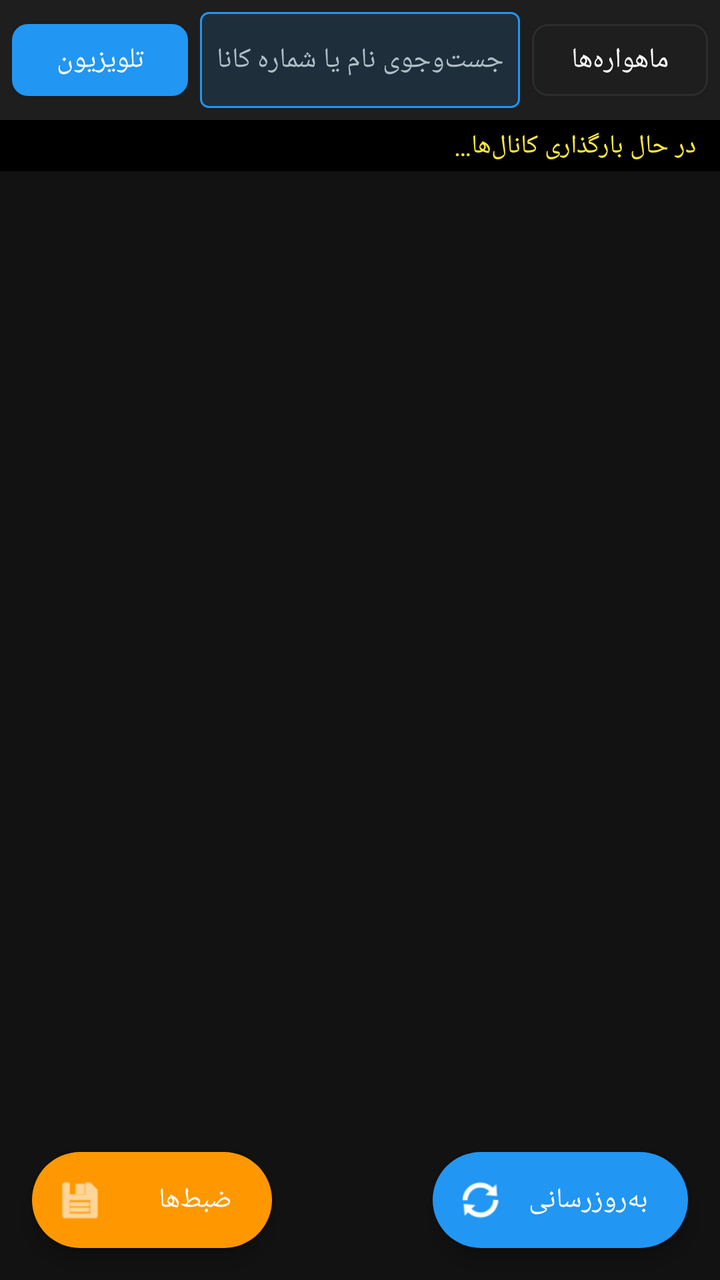
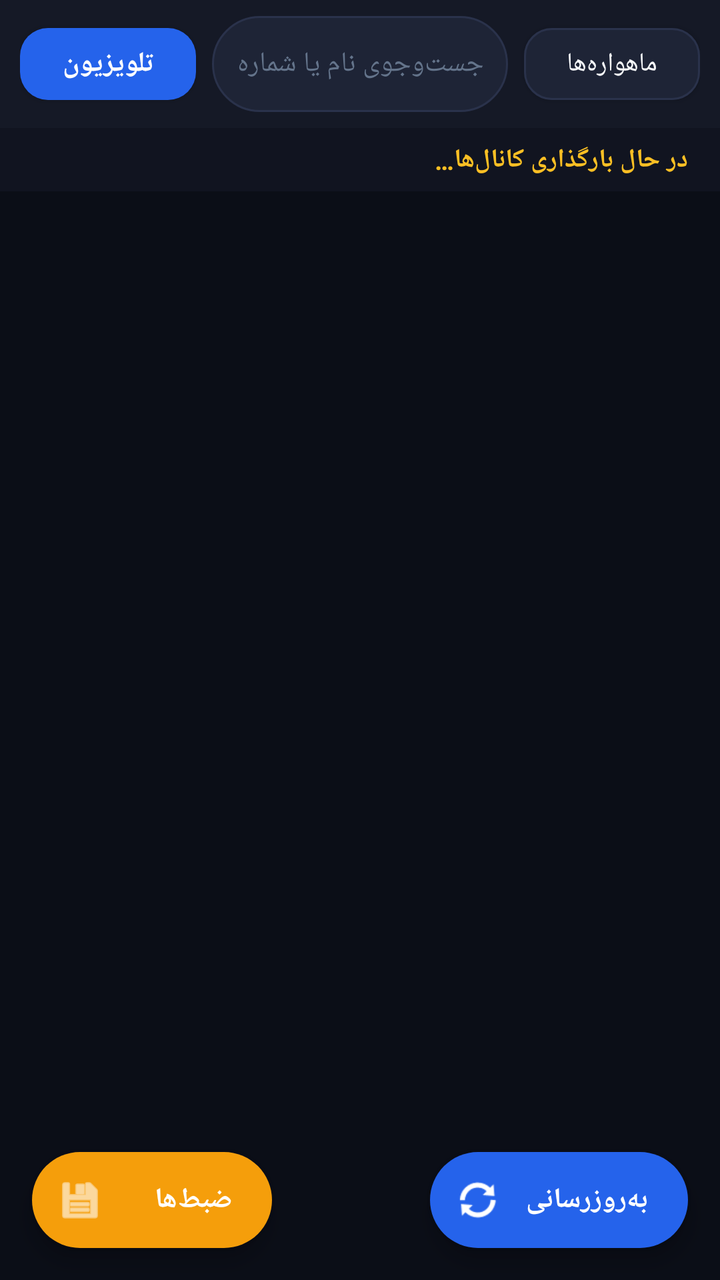

Screens rendered from an Android XML layout before and after an edit, with the pre-edit source and the edit as a unified diff.
<!-- AndroidManifest.xml: application theme Theme.GMScreenAccessible -->
<!-- res/layout/fragment_channels.xml -->
<?xml version="1.0" encoding="utf-8"?>
<LinearLayout xmlns:android="http://schemas.android.com/apk/res/android"
    xmlns:app="http://schemas.android.com/apk/res-auto"
    android:layout_width="match_parent"
    android:layout_height="match_parent"
    android:orientation="vertical"
    android:background="@color/dark_bg">

    
    <LinearLayout
        android:layout_width="match_parent"
        android:layout_height="wrap_content"
        android:orientation="horizontal"
        android:gravity="center_vertical"
        android:background="@color/card_bg"
        android:padding="6dp">

        
        <com.google.android.material.button.MaterialButton
            android:id="@+id/btnTvRadioToggle"
            android:layout_width="wrap_content"
            android:layout_height="48dp"
            android:text="@string/mode_tv"
            android:contentDescription="تغییر حالت به رادیو یا تلویزیون"
            android:textColor="@color/white"
            android:textSize="14sp"
            app:backgroundTint="@color/primary"
            app:cornerRadius="8dp" />

        
        <LinearLayout
            android:layout_width="0dp"
            android:layout_height="48dp"
            android:layout_weight="1"
            android:orientation="horizontal"
            android:gravity="center_vertical"
            android:background="@drawable/badge_bg"
            android:layout_marginHorizontal="6dp"
            android:paddingHorizontal="8dp">

            <EditText
                android:id="@+id/edtSearch"
                android:layout_width="0dp"
                android:layout_height="match_parent"
                android:layout_weight="1"
                android:background="@null"
                android:hint="@string/search_channels_hint"
                android:textColorHint="@color/text_secondary"
                android:textColor="@color/text_primary"
                android:textSize="14sp"
                android:singleLine="true"
                android:imeOptions="actionSearch" />

            
            <ImageButton
                android:id="@+id/btnClearSearch"
                android:layout_width="36dp"
                android:layout_height="36dp"
                android:background="?attr/selectableItemBackgroundBorderless"
                android:src="@android:drawable/ic_menu_close_clear_cancel"
                android:contentDescription="@string/btn_clear_search"
                android:visibility="gone"
                app:tint="@color/text_secondary" />
        </LinearLayout>

        
        <com.google.android.material.button.MaterialButton
            android:id="@+id/btnSatelliteFilter"
            android:layout_width="wrap_content"
            android:layout_height="48dp"
            android:text="ماهواره‌ها"
            android:contentDescription="انتخاب و فیلتر ماهواره"
            android:textColor="@color/text_primary"
            android:textSize="14sp"
            app:strokeColor="@color/divider"
            app:strokeWidth="1dp"
            app:backgroundTint="@color/card_bg"
            app:cornerRadius="8dp" />

    </LinearLayout>

    
    <TextView
        android:id="@+id/txtChannelCount"
        android:layout_width="match_parent"
        android:layout_height="wrap_content"
        android:background="@color/black"
        android:paddingHorizontal="12dp"
        android:paddingVertical="4dp"
        android:text="در حال بارگذاری کانال‌ها…"
        android:textColor="@color/accent_yellow"
        android:textSize="13sp"
        android:focusable="true" />

    
    <LinearLayout
        android:id="@+id/layoutAudioPlayingBar"
        android:layout_width="match_parent"
        android:layout_height="56dp"
        android:orientation="horizontal"
        android:gravity="center_vertical"
        android:background="#1B5E20"
        android:paddingHorizontal="12dp"
        android:visibility="gone">

        <TextView
            android:id="@+id/txtAudioPlayingChannel"
            android:layout_width="0dp"
            android:layout_height="wrap_content"
            android:layout_weight="1"
            android:text="در حال پخش صوتی: ..."
            android:textColor="@color/white"
            android:textSize="14sp"
            android:textStyle="bold"
            android:singleLine="true" />

        <com.google.android.material.button.MaterialButton
            android:id="@+id/btnToggleRecordAudioInBar"
            android:layout_width="wrap_content"
            android:layout_height="44dp"
            android:layout_marginEnd="6dp"
            android:text="ضبط صوتی"
            android:contentDescription="شروع یا توقف ضبط این جریان صوتی روی گوشی"
            android:textColor="@color/white"
            android:textSize="12sp"
            app:backgroundTint="#B71C1C"
            app:cornerRadius="8dp" />

        <com.google.android.material.button.MaterialButton
            android:id="@+id/btnStopAudioPlayback"
            android:layout_width="wrap_content"
            android:layout_height="44dp"
            android:text="توقف پخش صوتی"
            android:contentDescription="توقف پخش صوتی در گوشی"
            android:textColor="@color/white"
            android:textSize="12sp"
            app:backgroundTint="#263238"
            app:cornerRadius="8dp" />
    </LinearLayout>

    
    <LinearLayout
        android:id="@+id/layoutJumpButtons"
        android:layout_width="match_parent"
        android:layout_height="wrap_content"
        android:orientation="horizontal"
        android:paddingHorizontal="10dp"
        android:paddingVertical="4dp"
        android:visibility="gone">

        <com.google.android.material.button.MaterialButton
            android:id="@+id/btnJumpToFirstChannel"
            android:layout_width="0dp"
            android:layout_height="44dp"
            android:layout_weight="1"
            android:layout_marginEnd="4dp"
            android:text="▲ پرش به اولین کانال"
            android:contentDescription="پرش به ابتدای لیست کانال‌ها (کانال اول)"
            android:textColor="@color/white"
            android:textSize="12sp"
            app:backgroundTint="@color/card_bg"
            app:strokeColor="@color/divider"
            app:strokeWidth="1dp"
            app:cornerRadius="8dp" />

        <com.google.android.material.button.MaterialButton
            android:id="@+id/btnJumpToLastChannel"
            android:layout_width="0dp"
            android:layout_height="44dp"
            android:layout_weight="1"
            android:layout_marginStart="4dp"
            android:text="▼ پرش به آخرین کانال"
            android:contentDescription="پرش به انتهای لیست کانال‌ها (کانال آخر)"
            android:textColor="@color/white"
            android:textSize="12sp"
            app:backgroundTint="@color/card_bg"
            app:strokeColor="@color/divider"
            app:strokeWidth="1dp"
            app:cornerRadius="8dp" />
    </LinearLayout>

    
    <FrameLayout
        android:layout_width="match_parent"
        android:layout_height="0dp"
        android:layout_weight="1">

        <androidx.recyclerview.widget.RecyclerView
            android:id="@+id/recyclerViewChannels"
            android:layout_width="match_parent"
            android:layout_height="match_parent"
            android:paddingVertical="4dp"
            android:clipToPadding="false" />

        <com.google.android.material.floatingactionbutton.ExtendedFloatingActionButton
            android:id="@+id/fabRecordings"
            android:layout_width="wrap_content"
            android:layout_height="wrap_content"
            android:layout_gravity="bottom|start"
            android:layout_margin="16dp"
            android:text="ضبط‌ها"
            android:contentDescription="مشاهده فایل‌های ضبط‌شده در حافظه گوشی"
            android:textColor="@color/white"
            app:icon="@android:drawable/ic_menu_save"
            app:iconTint="@color/white"
            app:backgroundTint="@color/secondary" />

        <com.google.android.material.floatingactionbutton.ExtendedFloatingActionButton
            android:id="@+id/fabRefreshChannels"
            android:layout_width="wrap_content"
            android:layout_height="wrap_content"
            android:layout_gravity="bottom|end"
            android:layout_margin="16dp"
            android:text="به‌روزرسانی"
            android:contentDescription="به‌روزرسانی لیست شبکه‌ها از رسیور"
            android:textColor="@color/white"
            app:icon="@android:drawable/ic_popup_sync"
            app:iconTint="@color/white"
            app:backgroundTint="@color/primary" />

    </FrameLayout>

</LinearLayout>
<!-- resources referenced by this layout -->
<resources>
  <color name="accent_yellow">#FFFFEB3B</color>
  <color name="black">#FF000000</color>
  <color name="card_bg">#FF1E1E1E</color>
  <color name="dark_bg">#FF121212</color>
  <color name="divider">#FF2C2C2C</color>
  <color name="primary">#FF2196F3</color>
  <color name="secondary">#FFFF9800</color>
  <color name="text_primary">#FFFFFFFF</color>
  <color name="text_secondary">#FFB0BEC5</color>
  <color name="white">#FFFFFFFF</color>
  <!-- drawable badge_bg (drawable) -->
  <?xml version="1.0" encoding="utf-8"?>
  <shape xmlns:android="http://schemas.android.com/apk/res/android"
      android:shape="rectangle">
      <corners android:radius="4dp" />
      <stroke android:width="1dp" android:color="@color/primary" />
      <solid android:color="#222196F3" />
  </shape>
  <string name="btn_clear_search">پاک کردن متن جست‌وجو</string>
  <string name="mode_tv">تلویزیون</string>
  <string name="search_channels_hint">جست‌وجوی نام یا شماره کانال…</string>
  <style name="Theme.GMScreenAccessible" parent="Theme.MaterialComponents.DayNight.NoActionBar">
          <item name="colorPrimary">@color/primary</item>
          <item name="colorPrimaryVariant">@color/primary_variant</item>
          <item name="colorOnPrimary">@color/white</item>
          <item name="colorSecondary">@color/secondary</item>
          <item name="android:statusBarColor">@color/dark_bg</item>
          <item name="android:windowBackground">@color/dark_bg</item>
      </style>
  <color name="primary_variant">#FF1976D2</color>
</resources>

<!-- the commit's change to res/layout/fragment_channels.xml (unified diff, before → after) -->
@@ -13,7 +13,8 @@
         android:orientation="horizontal"
         android:gravity="center_vertical"
         android:background="@color/card_bg"
-        android:padding="6dp">
+        android:paddingHorizontal="10dp"
+        android:paddingVertical="8dp">
 
         
         <com.google.android.material.button.MaterialButton
@@ -24,8 +25,9 @@
             android:contentDescription="تغییر حالت به رادیو یا تلویزیون"
             android:textColor="@color/white"
             android:textSize="14sp"
+            android:textStyle="bold"
             app:backgroundTint="@color/primary"
-            app:cornerRadius="8dp" />
+            app:cornerRadius="14dp" />
 
         
         <LinearLayout
@@ -34,9 +36,9 @@
             android:layout_weight="1"
             android:orientation="horizontal"
             android:gravity="center_vertical"
-            android:background="@drawable/badge_bg"
-            android:layout_marginHorizontal="6dp"
-            android:paddingHorizontal="8dp">
+            android:background="@drawable/search_box_bg"
+            android:layout_marginHorizontal="8dp"
+            android:paddingHorizontal="12dp">
 
             <EditText
                 android:id="@+id/edtSearch"
@@ -45,7 +47,7 @@
                 android:layout_weight="1"
                 android:background="@null"
                 android:hint="@string/search_channels_hint"
-                android:textColorHint="@color/text_secondary"
+                android:textColorHint="@color/text_muted"
                 android:textColor="@color/text_primary"
                 android:textSize="14sp"
                 android:singleLine="true"
@@ -71,11 +73,11 @@
             android:text="ماهواره‌ها"
             android:contentDescription="انتخاب و فیلتر ماهواره"
             android:textColor="@color/text_primary"
-            android:textSize="14sp"
-            app:strokeColor="@color/divider"
-            app:strokeWidth="1dp"
-            app:backgroundTint="@color/card_bg"
-            app:cornerRadius="8dp" />
+            android:textSize="13sp"
+            app:strokeColor="@color/card_border"
+            app:strokeWidth="1dp"
+            app:backgroundTint="@color/card_bg_elevated"
+            app:cornerRadius="14dp" />
 
     </LinearLayout>
 
@@ -84,23 +86,26 @@
         android:id="@+id/txtChannelCount"
         android:layout_width="match_parent"
         android:layout_height="wrap_content"
-        android:background="@color/black"
-        android:paddingHorizontal="12dp"
-        android:paddingVertical="4dp"
+        android:background="@color/card_bg_subtle"
+        android:paddingHorizontal="16dp"
+        android:paddingVertical="7dp"
         android:text="در حال بارگذاری کانال‌ها…"
         android:textColor="@color/accent_yellow"
         android:textSize="13sp"
+        android:textStyle="bold"
         android:focusable="true" />
 
     
     <LinearLayout
         android:id="@+id/layoutAudioPlayingBar"
         android:layout_width="match_parent"
-        android:layout_height="56dp"
+        android:layout_height="60dp"
         android:orientation="horizontal"
         android:gravity="center_vertical"
-        android:background="#1B5E20"
-        android:paddingHorizontal="12dp"
+        android:background="@drawable/card_channel_playing_bg"
+        android:layout_marginHorizontal="10dp"
+        android:layout_marginTop="6dp"
+        android:paddingHorizontal="14dp"
         android:visibility="gone">
 
         <TextView
@@ -123,19 +128,22 @@
             android:contentDescription="شروع یا توقف ضبط این جریان صوتی روی گوشی"
             android:textColor="@color/white"
             android:textSize="12sp"
-            app:backgroundTint="#B71C1C"
-            app:cornerRadius="8dp" />
+            android:textStyle="bold"
+            app:backgroundTint="@color/accent_red"
+            app:cornerRadius="12dp" />
 
         <com.google.android.material.button.MaterialButton
             android:id="@+id/btnStopAudioPlayback"
             android:layout_width="wrap_content"
             android:layout_height="44dp"
-            android:text="توقف پخش صوتی"
+            android:text="توقف پخش"
             android:contentDescription="توقف پخش صوتی در گوشی"
             android:textColor="@color/white"
             android:textSize="12sp"
-            app:backgroundTint="#263238"
-            app:cornerRadius="8dp" />
+            app:backgroundTint="@color/card_bg_elevated"
+            app:strokeColor="@color/card_border"
+            app:strokeWidth="1dp"
+            app:cornerRadius="12dp" />
     </LinearLayout>
 
     
@@ -159,9 +167,9 @@
             android:textColor="@color/white"
             android:textSize="12sp"
             app:backgroundTint="@color/card_bg"
-            app:strokeColor="@color/divider"
-            app:strokeWidth="1dp"
-            app:cornerRadius="8dp" />
+            app:strokeColor="@color/card_border"
+            app:strokeWidth="1dp"
+            app:cornerRadius="12dp" />
 
         <com.google.android.material.button.MaterialButton
             android:id="@+id/btnJumpToLastChannel"
@@ -174,9 +182,9 @@
             android:textColor="@color/white"
             android:textSize="12sp"
             app:backgroundTint="@color/card_bg"
-            app:strokeColor="@color/divider"
-            app:strokeWidth="1dp"
-            app:cornerRadius="8dp" />
+            app:strokeColor="@color/card_border"
+            app:strokeWidth="1dp"
+            app:cornerRadius="12dp" />
     </LinearLayout>
 
     
@@ -189,7 +197,7 @@
             android:id="@+id/recyclerViewChannels"
             android:layout_width="match_parent"
             android:layout_height="match_parent"
-            android:paddingVertical="4dp"
+            android:paddingVertical="6dp"
             android:clipToPadding="false" />
 
         <com.google.android.material.floatingactionbutton.ExtendedFloatingActionButton
@@ -201,9 +209,11 @@
             android:text="ضبط‌ها"
             android:contentDescription="مشاهده فایل‌های ضبط‌شده در حافظه گوشی"
             android:textColor="@color/white"
+            android:textStyle="bold"
             app:icon="@android:drawable/ic_menu_save"
             app:iconTint="@color/white"
-            app:backgroundTint="@color/secondary" />
+            app:backgroundTint="@color/secondary"
+            app:cornerRadius="24dp" />
 
         <com.google.android.material.floatingactionbutton.ExtendedFloatingActionButton
             android:id="@+id/fabRefreshChannels"
@@ -214,9 +224,11 @@
             android:text="به‌روزرسانی"
             android:contentDescription="به‌روزرسانی لیست شبکه‌ها از رسیور"
             android:textColor="@color/white"
+            android:textStyle="bold"
             app:icon="@android:drawable/ic_popup_sync"
             app:iconTint="@color/white"
-            app:backgroundTint="@color/primary" />
+            app:backgroundTint="@color/primary"
+            app:cornerRadius="24dp" />
 
     </FrameLayout>
 
<!-- resource entries referenced after the edit -->
@@ -1,22 +1,33 @@
 <!-- resources referenced by this layout -->
 <resources>
-  <color name="accent_yellow">#FFFFEB3B</color>
-  <color name="black">#FF000000</color>
-  <color name="card_bg">#FF1E1E1E</color>
-  <color name="dark_bg">#FF121212</color>
-  <color name="divider">#FF2C2C2C</color>
-  <color name="primary">#FF2196F3</color>
-  <color name="secondary">#FFFF9800</color>
-  <color name="text_primary">#FFFFFFFF</color>
-  <color name="text_secondary">#FFB0BEC5</color>
+  <color name="accent_red">#FFEF4444</color>
+  <color name="accent_yellow">#FFFBBF24</color>
+  <color name="card_bg">#FF151926</color>
+  <color name="card_bg_elevated">#FF1E2436</color>
+  <color name="card_bg_subtle">#FF111420</color>
+  <color name="card_border">#FF2A324B</color>
+  <color name="dark_bg">#FF0B0E17</color>
+  <color name="primary">#FF2563EB</color>
+  <color name="secondary">#FFF59E0B</color>
+  <color name="text_muted">#FF64748B</color>
+  <color name="text_primary">#FFF8FAFC</color>
+  <color name="text_secondary">#FF94A3B8</color>
   <color name="white">#FFFFFFFF</color>
-  <!-- drawable badge_bg (drawable) -->
+  <!-- drawable card_channel_playing_bg (drawable) -->
   <?xml version="1.0" encoding="utf-8"?>
   <shape xmlns:android="http://schemas.android.com/apk/res/android"
       android:shape="rectangle">
-      <corners android:radius="4dp" />
-      <stroke android:width="1dp" android:color="@color/primary" />
-      <solid android:color="#222196F3" />
+      <corners android:radius="14dp" />
+      <solid android:color="#14262E" />
+      <stroke android:width="1.5dp" android:color="@color/accent_green" />
+  </shape>
+  <!-- drawable search_box_bg (drawable) -->
+  <?xml version="1.0" encoding="utf-8"?>
+  <shape xmlns:android="http://schemas.android.com/apk/res/android"
+      android:shape="rectangle">
+      <corners android:radius="24dp" />
+      <solid android:color="@color/card_bg_elevated" />
+      <stroke android:width="1dp" android:color="@color/card_border" />
   </shape>
   <string name="btn_clear_search">پاک کردن متن جست‌وجو</string>
   <string name="mode_tv">تلویزیون</string>
@@ -26,9 +37,24 @@
           <item name="colorPrimaryVariant">@color/primary_variant</item>
           <item name="colorOnPrimary">@color/white</item>
           <item name="colorSecondary">@color/secondary</item>
+          <item name="colorSurface">@color/card_bg</item>
+          <item name="colorOnSurface">@color/text_primary</item>
           <item name="android:statusBarColor">@color/dark_bg</item>
+          <item name="android:navigationBarColor">@color/dark_bg</item>
           <item name="android:windowBackground">@color/dark_bg</item>
+          <item name="materialAlertDialogTheme">@style/CustomMaterialAlertDialogTheme</item>
       </style>
-  <color name="primary_variant">#FF1976D2</color>
+  <color name="accent_green">#FF10B981</color>
+  <color name="primary_variant">#FF1D4ED8</color>
+  <style name="CustomMaterialAlertDialogTheme" parent="ThemeOverlay.MaterialComponents.MaterialAlertDialog">
+          <item name="colorSurface">@color/card_bg_elevated</item>
+          <item name="colorOnSurface">@color/text_primary</item>
+          <item name="colorPrimary">@color/primary_light</item>
+          <item name="shapeAppearanceOverlay">@style/DialogShapeAppearance</item>
+      </style>
+  <color name="primary_light">#FF3B82F6</color>
+  <style name="DialogShapeAppearance" parent="">
+          <item name="cornerSize">16dp</item>
+      </style>
 </resources>
 
